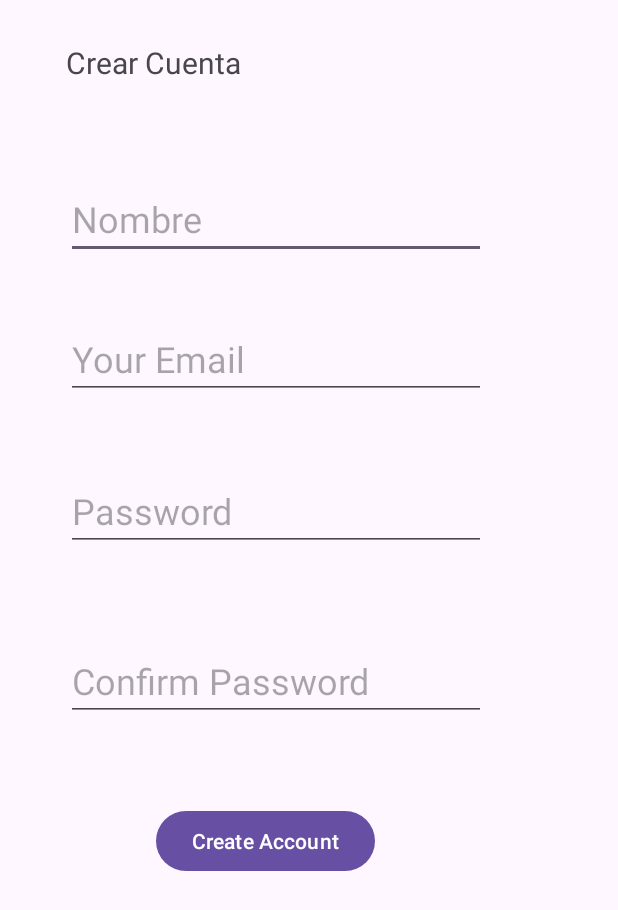
After one commit to JorgeIvan172/Nails, an Android app: the layout activity_create_account.xml on its own in the app's theme, with its tools: preview values and no code run, on a phone screen of 412 x 824 dp. The commit adds this screen. Shown: the top 910 px of the screen. Run offline under Robolectric (Android 15) with nearby library versions, the light colour scheme and no system bars.

Commit message:
Agregue el crear cuenta y sus validaciones

```diff
--- a/app/src/main/AndroidManifest.xml
+++ b/app/src/main/AndroidManifest.xml
@@ -13,6 +13,9 @@
         android:theme="@style/Theme.NailsStudio"
         tools:targetApi="31">
         <activity
+            android:name=".CreateAccount"
+            android:exported="false" />
+        <activity
             android:name=".Menu"
             android:exported="false" />
         <activity
--- /dev/null
+++ b/app/src/main/java/com/example/nailsstudio/CreateAccount.java
@@ -0,0 +1,56 @@
+package com.example.nailsstudio;
+
+import static com.example.nailsstudio.R.*;
+
+import androidx.appcompat.app.AppCompatActivity;
+
+import android.os.Bundle;
+import android.view.View;
+import android.widget.EditText;
+import android.widget.Toast;
+
+public class CreateAccount extends AppCompatActivity {
+
+    private EditText etnombre, etemail, etpassword, etcpassword;
+
+    @Override
+    protected void onCreate(Bundle savedInstanceState) {
+        super.onCreate(savedInstanceState);
+        setContentView(layout.activity_create_account);
+
+        etnombre = (EditText)findViewById(R.id.et_nombre);
+        etemail = (EditText) findViewById(R.id.et_email);
+        etpassword = (EditText) findViewById(R.id.et_password);
+        etcpassword = (EditText) findViewById(id.et_cpassword);
+    }
+
+
+    public void createAccount(View view){
+
+        String nombre = etnombre.getText().toString();
+        String email = etemail.getText().toString();
+        String password = etpassword.getText().toString();
+        String cpassword = etcpassword.getText().toString();
+
+
+        //Si alguno de los campos esta vacio te pide que los llene
+        if (nombre.isEmpty() || email.isEmpty() || password.isEmpty() || cpassword.isEmpty()){
+            Toast.makeText(this,
+                    "Rellena Los Campos", Toast.LENGTH_LONG).show();
+        }
+        //Si todos los campos estan llenos:
+        else {
+            //Si la confirmacion de contraseña no es igual a la contraseña te pedira que lo hagas correctamente
+            if (!password.equals(cpassword)){
+                Toast.makeText(this,
+                        "La contraseña no coincide", Toast.LENGTH_LONG).show();
+            }
+            //Si los campos de contraseña y confirmacion son iguales procedera:
+            else{
+                Toast.makeText(this,
+                        "Cuenta Creada", Toast.LENGTH_LONG).show();
+            }
+
+        }
+    }
+}
--- a/app/src/main/java/com/example/nailsstudio/MainActivity.java
+++ b/app/src/main/java/com/example/nailsstudio/MainActivity.java
@@ -2,6 +2,7 @@ package com.example.nailsstudio;
 
 import androidx.appcompat.app.AppCompatActivity;
 
+import android.content.Intent;
 import android.os.Bundle;
 import android.view.View;
 import android.widget.EditText;
@@ -38,6 +39,13 @@ public class MainActivity extends AppCompatActivity {
         if(nombre.length() != 0 && passward.length() != 0){
             Toast.makeText(this,
                     "Login...", Toast.LENGTH_LONG).show();
+            Intent menu = new Intent(this, Menu.class);
+            startActivity(menu);
         }
     }
+
+    public void SignIn(View view){
+        Intent cAccount = new Intent(this, CreateAccount.class);
+        startActivity(cAccount);
+    }
 }
--- /dev/null
+++ b/app/src/main/res/layout/activity_create_account.xml
@@ -0,0 +1,86 @@
+<?xml version="1.0" encoding="utf-8"?>
+<androidx.constraintlayout.widget.ConstraintLayout xmlns:android="http://schemas.android.com/apk/res/android"
+    xmlns:app="http://schemas.android.com/apk/res-auto"
+    xmlns:tools="http://schemas.android.com/tools"
+    android:layout_width="match_parent"
+    android:layout_height="match_parent"
+    tools:context=".CreateAccount">
+
+    <EditText
+        android:id="@+id/et_nombre"
+        android:layout_width="wrap_content"
+        android:layout_height="wrap_content"
+        android:layout_marginStart="44dp"
+        android:layout_marginTop="64dp"
+        android:ems="10"
+        android:hint="@string/Nombre"
+        android:inputType="text"
+        android:textSize="24sp"
+        app:layout_constraintStart_toStartOf="parent"
+        app:layout_constraintTop_toBottomOf="@+id/textView"
+        android:autofillHints=""/>
+
+    <EditText
+        android:id="@+id/et_email"
+        android:layout_width="wrap_content"
+        android:layout_height="wrap_content"
+        android:layout_marginStart="44dp"
+        android:layout_marginTop="40dp"
+        android:ems="10"
+        android:hint="@string/et_1"
+        android:inputType="textEmailAddress"
+        android:textSize="24sp"
+        app:layout_constraintStart_toStartOf="parent"
+        app:layout_constraintTop_toBottomOf="@+id/et_nombre"
+        android:autofillHints=""/>
+
+    <EditText
+        android:id="@+id/et_password"
+        android:layout_width="wrap_content"
+        android:layout_height="wrap_content"
+        android:layout_marginStart="44dp"
+        android:layout_marginTop="48dp"
+        android:ems="10"
+        android:hint="@string/et_2"
+        android:inputType="textPassword"
+        android:textSize="24sp"
+        app:layout_constraintStart_toStartOf="parent"
+        app:layout_constraintTop_toBottomOf="@+id/et_email"
+        android:autofillHints=""/>
+
+    <EditText
+        android:id="@+id/et_cpassword"
+        android:layout_width="wrap_content"
+        android:layout_height="wrap_content"
+        android:layout_marginStart="44dp"
+        android:layout_marginTop="60dp"
+        android:ems="10"
+        android:hint="@string/cPassword"
+        android:inputType="textPassword"
+        android:textSize="24sp"
+        app:layout_constraintStart_toStartOf="parent"
+        app:layout_constraintTop_toBottomOf="@+id/et_password"
+        android:autofillHints=""/>
+
+    <Button
+        android:id="@+id/button"
+        android:layout_width="wrap_content"
+        android:layout_height="wrap_content"
+        android:layout_marginStart="104dp"
+        android:layout_marginTop="56dp"
+        android:onClick="createAccount"
+        android:text="@string/createAccount"
+        app:layout_constraintStart_toStartOf="parent"
+        app:layout_constraintTop_toBottomOf="@+id/et_cpassword" />
+
+    <TextView
+        android:id="@+id/textView"
+        android:layout_width="wrap_content"
+        android:layout_height="wrap_content"
+        android:layout_marginStart="44dp"
+        android:layout_marginTop="28dp"
+        android:text="@string/crearCuenta"
+        android:textSize="20sp"
+        app:layout_constraintStart_toStartOf="parent"
+        app:layout_constraintTop_toTopOf="parent" />
+</androidx.constraintlayout.widget.ConstraintLayout>
--- a/app/src/main/res/layout/activity_main.xml
+++ b/app/src/main/res/layout/activity_main.xml
@@ -61,6 +61,7 @@
         android:layout_height="wrap_content"
         android:layout_marginStart="124dp"
         android:layout_marginTop="16dp"
+        android:onClick="SignIn"
         android:text="@string/button_2"
         app:layout_constraintStart_toStartOf="parent"
         app:layout_constraintTop_toBottomOf="@+id/button_1" />
--- a/app/src/main/res/values/strings.xml
+++ b/app/src/main/res/values/strings.xml
@@ -8,4 +8,8 @@
     <string name="logo">Logo.</string>
     <string name="AgendarCitas">Agendar Citas.</string>
     <string name="Citas">Citas.</string>
+    <string name="Nombre">Nombre</string>
+    <string name="cPassword">Confirm Password</string>
+    <string name="createAccount">Create Account</string>
+    <string name="crearCuenta">Crear Cuenta</string>
 </resources>
```
